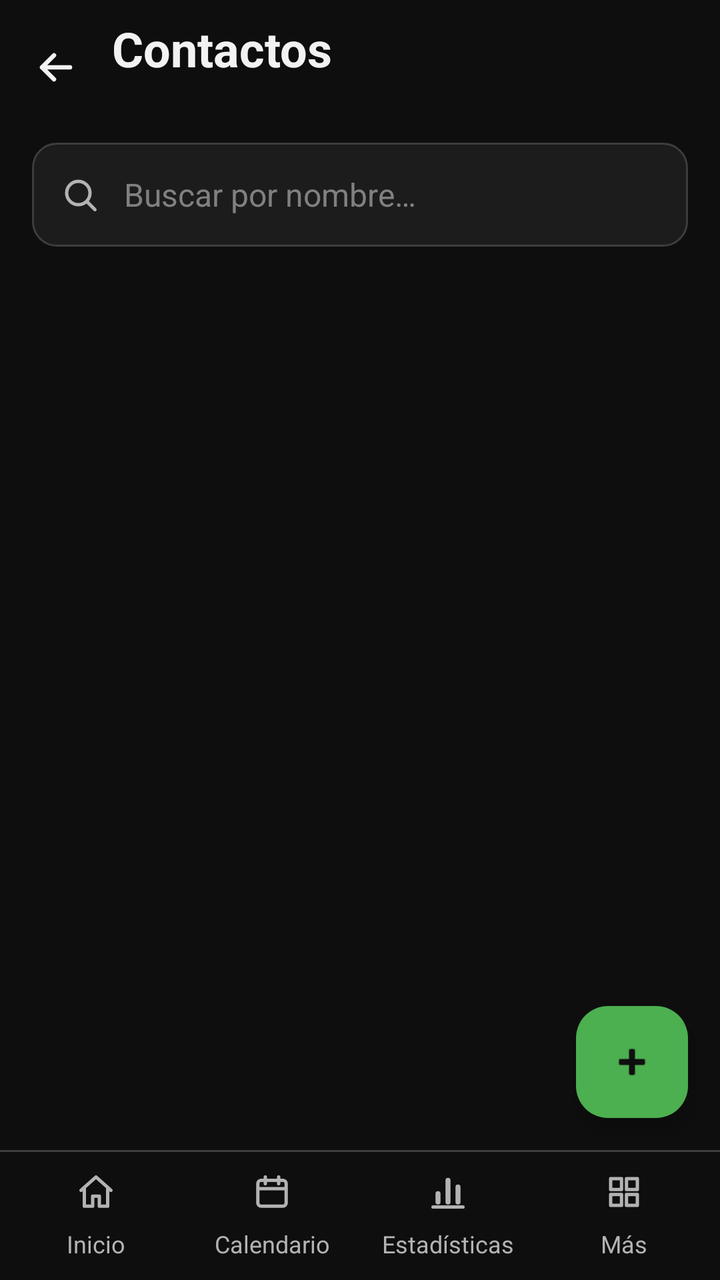
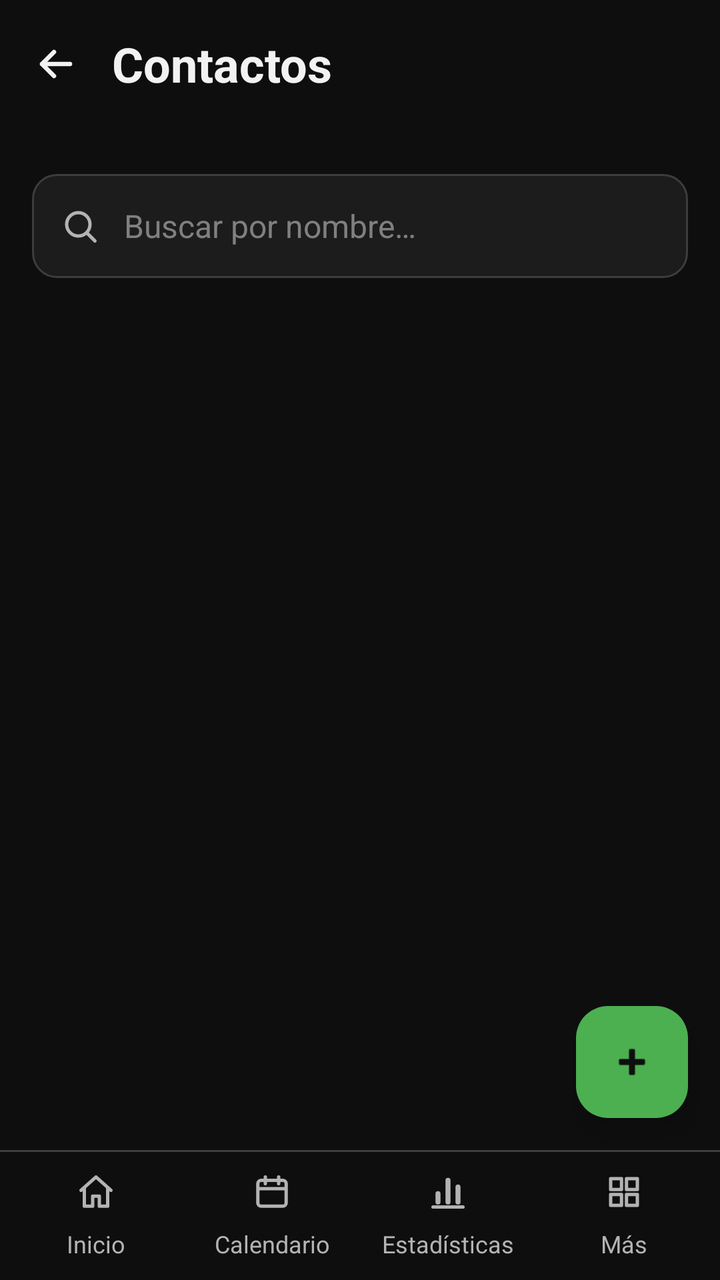

An Android layout rendered at two revisions. The XML below is the earlier revision; the diff shows what the commit changed to produce the second picture.
<!-- AndroidManifest.xml: application theme Theme.AgendaPersonal -->
<!-- res/layout/activity_contactos.xml -->
<?xml version="1.0" encoding="utf-8"?>
<LinearLayout xmlns:android="http://schemas.android.com/apk/res/android"
    xmlns:tools="http://schemas.android.com/tools"
    android:id="@+id/main"
    android:layout_width="match_parent"
    android:layout_height="match_parent"
    android:orientation="vertical"
    tools:context=".vista.ContactosActivity">

    
    <FrameLayout
        android:layout_width="match_parent"
        android:layout_height="0dp"
        android:layout_weight="1">

        <LinearLayout
            android:layout_width="match_parent"
            android:layout_height="match_parent"
            android:orientation="vertical">

            
            <LinearLayout
                android:layout_width="match_parent"
                android:layout_height="wrap_content"
                android:gravity="center_vertical"
                android:orientation="horizontal"
                android:paddingStart="4dp"
                android:paddingTop="8dp"
                android:paddingEnd="16dp"
                android:paddingBottom="8dp">

                <include layout="@layout/boton_volver" />

                
                <LinearLayout
                    android:layout_width="0dp"
                    android:layout_height="wrap_content"
                    android:layout_weight="1"
                    android:orientation="vertical">

                    <TextView
                        android:layout_width="match_parent"
                        android:layout_height="wrap_content"
                        android:text="@string/titulo_contactos"
                        android:textSize="24sp"
                        android:textStyle="bold" />

                    <TextView
                        android:id="@+id/tvContador"
                        android:layout_width="match_parent"
                        android:layout_height="wrap_content"
                        android:textColor="@color/texto_secundario"
                        android:textSize="14sp" />
                </LinearLayout>
            </LinearLayout>

            
            <EditText
                android:id="@+id/etBuscar"
                style="@style/CajaCampo"
                android:layout_width="match_parent"
                android:layout_height="wrap_content"
                android:layout_marginHorizontal="16dp"
                android:layout_marginTop="4dp"
                android:drawableStart="@drawable/ic_buscar"
                android:hint="@string/pista_buscar"
                android:importantForAutofill="no"
                android:inputType="textPersonName" />

            
            <ListView
                android:id="@+id/lvContactos"
                android:layout_width="match_parent"
                android:layout_height="0dp"
                android:layout_weight="1"
                android:clipToPadding="false"
                android:divider="@android:color/transparent"
                android:dividerHeight="0dp"
                android:listSelector="@android:color/transparent"
                android:paddingTop="8dp"
                android:paddingBottom="88dp" />

            
            <LinearLayout
                android:id="@+id/llVacio"
                android:layout_width="match_parent"
                android:layout_height="0dp"
                android:layout_weight="1"
                android:gravity="center"
                android:orientation="vertical"
                android:padding="16dp"
                android:visibility="gone">

                
                <ImageView
                    android:layout_width="64dp"
                    android:layout_height="64dp"
                    android:layout_marginBottom="16dp"
                    android:importantForAccessibility="no"
                    android:src="@drawable/ic_persona"
                    android:tint="@color/texto_pista" />

                <TextView
                    android:id="@+id/tvVacio"
                    android:layout_width="wrap_content"
                    android:layout_height="wrap_content"
                    android:gravity="center"
                    android:textColor="@color/texto_secundario"
                    android:textSize="18sp" />

                
                <TextView
                    android:id="@+id/tvPista"
                    android:layout_width="wrap_content"
                    android:layout_height="wrap_content"
                    android:layout_marginTop="8dp"
                    android:gravity="center"
                    android:text="@string/pista_lista_contactos"
                    android:textColor="@color/texto_pista"
                    android:textSize="14sp" />
            </LinearLayout>
        </LinearLayout>

        
        <com.google.android.material.floatingactionbutton.FloatingActionButton
            android:id="@+id/fabAgregar"
            android:layout_width="wrap_content"
            android:layout_height="wrap_content"
            android:layout_gravity="bottom|end"
            android:layout_margin="16dp"
            android:contentDescription="@string/btn_agregar_contacto"
            android:src="@android:drawable/ic_input_add" />
    </FrameLayout>

    
    <include layout="@layout/menu_inferior" />
</LinearLayout>
<!-- res/layout/boton_volver.xml (included above) -->
<?xml version="1.0" encoding="utf-8"?>
<ImageButton xmlns:android="http://schemas.android.com/apk/res/android"
    android:id="@+id/btnVolver"
    android:layout_width="48dp"
    android:layout_height="48dp"
    android:layout_marginEnd="4dp"
    android:background="?attr/selectableItemBackgroundBorderless"
    android:contentDescription="@string/volver"
    android:src="@drawable/ic_flecha_atras" />
<!-- res/layout/menu_inferior.xml (included above) -->
<?xml version="1.0" encoding="utf-8"?>
<LinearLayout xmlns:android="http://schemas.android.com/apk/res/android"
    android:layout_width="match_parent"
    android:layout_height="wrap_content"
    android:orientation="vertical">

    
    <View
        android:layout_width="match_parent"
        android:layout_height="1dp"
        android:background="@color/menu_linea" />

    
    <LinearLayout
        android:layout_width="match_parent"
        android:layout_height="wrap_content"
        android:orientation="horizontal"
        android:padding="4dp">

        <TextView
            android:id="@+id/menuInicio"
            style="@style/BotonMenu"
            android:drawableTop="@drawable/ic_casa"
            android:text="@string/menu_inicio" />

        <TextView
            android:id="@+id/menuCalendario"
            style="@style/BotonMenu"
            android:drawableTop="@drawable/ic_calendario"
            android:text="@string/menu_calendario" />

        <TextView
            android:id="@+id/menuEstadisticas"
            style="@style/BotonMenu"
            android:drawableTop="@drawable/ic_grafico"
            android:text="@string/menu_estadisticas" />

        
        <TextView
            android:id="@+id/menuMas"
            style="@style/BotonMenu"
            android:drawableTop="@drawable/ic_cuadricula"
            android:text="@string/menu_mas" />
    </LinearLayout>
</LinearLayout>
<!-- resources referenced by this layout -->
<resources>
  <color name="menu_linea">@color/borde</color>
  <color name="texto_pista">#FF808080</color>
  <color name="texto_secundario">#FFB3B3B3</color>
  <!-- drawable ic_cuadricula (drawable) -->
  <?xml version="1.0" encoding="utf-8"?>
  <vector xmlns:android="http://schemas.android.com/apk/res/android"
      android:width="20dp"
      android:height="20dp"
      android:viewportWidth="24"
      android:viewportHeight="24">
  
      <path
          android:pathData="M4,4 h6.5 v6.5 h-6.5 z M13.5,4 h6.5 v6.5 h-6.5 z M4,13.5 h6.5 v6.5 h-6.5 z M13.5,13.5 h6.5 v6.5 h-6.5 z"
          android:strokeLineJoin="round"
          android:strokeWidth="2"
          android:strokeColor="@color/verde" />
  </vector>
  <!-- drawable ic_flecha_atras (drawable) -->
  <?xml version="1.0" encoding="utf-8"?>
  <vector xmlns:android="http://schemas.android.com/apk/res/android"
      android:width="24dp"
      android:height="24dp"
      android:viewportWidth="24"
      android:viewportHeight="24">
  
      
      <path
          android:pathData="M19,12 L5,12 M11,6 L5,12 L11,18"
          android:strokeLineCap="round"
          android:strokeLineJoin="round"
          android:strokeWidth="2.2"
          android:strokeColor="@color/texto" />
  </vector>
  <string name="btn_agregar_contacto">Agregar contacto</string>
  <string name="menu_calendario">Calendario</string>
  <string name="menu_estadisticas">Estadísticas</string>
  <string name="menu_inicio">Inicio</string>
  <string name="menu_mas">Más</string>
  <string name="pista_buscar">Buscar por nombre…</string>
  <string name="pista_lista_contactos">Toca + para agregar el primero</string>
  <string name="titulo_contactos">Contactos</string>
  <string name="volver">Volver</string>
  <style name="Theme.AgendaPersonal" parent="Base.Theme.AgendaPersonal" />
  <color name="borde">#FF3D3D3D</color>
  <color name="verde">#FF4CAF50</color>
  <color name="texto">#FFF2F2F2</color>
  <color name="tarjeta">#FF1C1C1C</color>
  <color name="texto_sobre_verde">#FF0E0E0E</color>
  <color name="verde_oscuro">#FF2E7D32</color>
  <color name="fondo">#FF0E0E0E</color>
  <color name="tarjeta_alta">#FF262626</color>
  <style name="DialogoAgenda" parent="ThemeOverlay.Material3.Dialog.Alert">
          <item name="android:windowBackground">@drawable/fondo_dialogo</item>
          <item name="buttonBarPositiveButtonStyle">@style/BotonDialogoPrincipal</item>
          <item name="buttonBarNegativeButtonStyle">@style/BotonDialogoSecundario</item>
      </style>
  <!-- drawable fondo_dialogo (drawable) -->
  <?xml version="1.0" encoding="utf-8"?>
  <inset xmlns:android="http://schemas.android.com/apk/res/android"
      android:insetLeft="16dp"
      android:insetTop="24dp"
      android:insetRight="16dp"
      android:insetBottom="24dp">
      <shape android:shape="rectangle">
          <corners android:radius="24dp" />
          <solid android:color="@color/tarjeta_alta" />
      </shape>
  </inset>
  <style name="BotonDialogoPrincipal" parent="BotonPrincipal">
          <item name="android:layout_marginStart">8dp</item>
      </style>
  <style name="BotonDialogoSecundario" parent="BotonSecundario" />
  <style name="BotonPrincipal" parent="Widget.Material3.Button">
          <item name="android:minHeight">48dp</item>
          <item name="backgroundTint">@color/verde</item>
          <item name="android:textColor">@color/texto_sobre_verde</item>
      </style>
  <style name="BotonSecundario" parent="Widget.Material3.Button.OutlinedButton">
          <item name="android:minHeight">48dp</item>
          <item name="strokeColor">@color/verde</item>
          <item name="android:textColor">@color/verde</item>
      </style>
  <!-- unchanged entries left out for length: 9 -->
</resources>

<!-- the commit's change to res/layout/activity_contactos.xml (unified diff, before → after) -->
@@ -22,7 +22,7 @@
             <LinearLayout
                 android:layout_width="match_parent"
                 android:layout_height="wrap_content"
-                android:gravity="center_vertical"
+                android:gravity="top"
                 android:orientation="horizontal"
                 android:paddingStart="4dp"
                 android:paddingTop="8dp"
@@ -41,6 +41,8 @@
                     <TextView
                         android:layout_width="match_parent"
                         android:layout_height="wrap_content"
+                        android:gravity="center_vertical"
+                        android:minHeight="48dp"
                         android:text="@string/titulo_contactos"
                         android:textSize="24sp"
                         android:textStyle="bold" />
